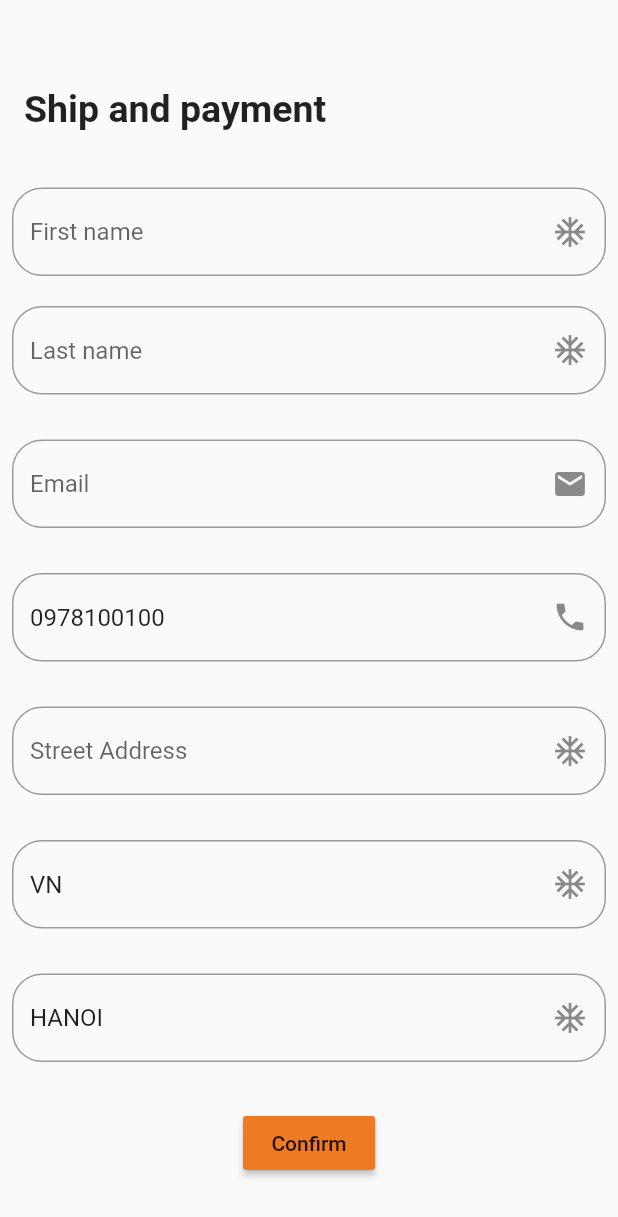
After one commit to kakaphamno1/demo-ecommerce-mage, a Flutter app: the OrderConfirmPage screen opened directly, after a tap on "Confirm", on a phone screen of 412 x 824 dp. The commit adds this screen. Shown: the top 1217 px of the screen. Run offline on Flutter 3.47's test engine with Material 2 defaults, Android fonts, the phone set to English and light mode, and no system bars; our stand-ins replace cached_network_image, flutter_html, flutter_rating_bar, flutter_svg, flutter_swiper, like_button and 2 more; accounts and stored records are empty; network calls fail.

Commit message:
add create order

```diff
--- a/lib/configurations/clientConfig.dart
+++ b/lib/configurations/clientConfig.dart
@@ -3,7 +3,7 @@ import 'package:magento2_app/models/store.dart';
 class ClientConfigs {
   // Re-check if it can be assigned a new value as a global var
   static String baseURL = "http://magento2demo.firebearstudio.com/";
-  static const String accessToken = "wx4bpalnvau7q0vacj1v90wctui47xsb";
+  static const String accessToken = "pyjtes6qw6280bld0qwamtlbipvk20yp";
   static const String version = "V1/";
   static const String requestType = "rest/";
   static const String storeID = "default/";
--- /dev/null
+++ b/lib/models/billing_address_request.dart
@@ -0,0 +1,12 @@
+class BillingAddressRequest{
+ String? countryId;
+ String? region;
+ List<String>? street;
+ String? company;
+ String? telephone;
+ String?  postcode;
+ String? city;
+ String?  firstname;
+ String?  lastname;
+  // "saveInAddressBook": null
+}
--- /dev/null
+++ b/lib/models/order_request.dart
@@ -0,0 +1,10 @@
+import 'package:magento2_app/models/payment_method_request.dart';
+
+import 'billing_address_request.dart';
+
+class OrderRequest{
+  String? cartId;
+  BillingAddressRequest? billingAddress;
+  PaymentMethodRequest? paymentMethod;
+  String? email;
+}
--- /dev/null
+++ b/lib/models/payment_method_request.dart
@@ -0,0 +1,5 @@
+class PaymentMethodRequest{
+ String? method;
+ String? po_number;
+ String? additional_data;
+}
--- /dev/null
+++ b/lib/pages/order_confirm_page.dart
@@ -0,0 +1,226 @@
+import 'dart:convert';
+
+import 'package:async/async.dart';
+import 'package:flutter/material.dart';
+import 'package:magento2_app/apis/quoteAPI.dart';
+import 'package:magento2_app/configurations/clientConfig.dart';
+import 'package:magento2_app/dataStorage/KeyValueStorage.dart';
+import 'package:magento2_app/models/billing_address_request.dart';
+import 'package:magento2_app/models/order_request.dart';
+import 'package:magento2_app/models/payment_method_request.dart';
+
+class OrderConfirmPage extends StatefulWidget {
+  @override
+  _OrderConfirmPageState createState() => _OrderConfirmPageState();
+}
+
+class _OrderConfirmPageState extends State<OrderConfirmPage> {
+  final _formKey = GlobalKey<FormState>();
+  late TextEditingController phoneNameCtl, firstNameCtl, lastNameCtl, emailCtl, streetAddressCtl, countryCtl, cityCtl;
+  CancelableOperation? fetchingCreateOrder;
+
+  @override
+  void initState() {
+    phoneNameCtl = TextEditingController(text: '0978100100');
+    firstNameCtl = TextEditingController();
+    lastNameCtl = TextEditingController();
+    emailCtl = TextEditingController();
+    streetAddressCtl = TextEditingController();
+    countryCtl = TextEditingController(text: 'VN');
+    cityCtl = TextEditingController(text: 'HANOI');
+    super.initState();
+  }
+
+  @override
+  void dispose() {
+    // if (fetchingCart != null) fetchingCart!.cancel();
+    // if (fetchingCalculate != null) fetchingCalculate!.cancel();
+    // if (addProductToCartOperation != null) addProductToCartOperation!.cancel();
+    super.dispose();
+  }
+
+  @override
+  Widget build(BuildContext context) {
+    double width = MediaQuery
+        .of(context)
+        .size
+        .width;
+    double height = MediaQuery
+        .of(context)
+        .size
+        .height;
+    return Scaffold(
+      body: Container(
+        padding: EdgeInsets.fromLTRB(8, 50, 8, 0),
+        height: height,
+        width: width,
+        child: SingleChildScrollView(
+          child: Form(
+            key: _formKey,
+            child: Column(
+              mainAxisAlignment: MainAxisAlignment.center,
+              children: [
+                Padding(
+                  padding: const EdgeInsets.all(8.0),
+                  child: Row(
+                    mainAxisAlignment: MainAxisAlignment.start,
+                    children: [
+                      Text(
+                        'Ship and payment',
+                        style: TextStyle(fontSize: 25.0, fontWeight: FontWeight.bold),
+                      ),
+                    ],
+                  ),
+                ),
+                SizedBox(
+                  height: 30.0,
+                ),
+                TextField(
+                  controller: firstNameCtl,
+                  decoration: InputDecoration(
+                    hintText: 'First name',
+                    suffixIcon: Icon(Icons.ac_unit),
+                    border: OutlineInputBorder(
+                      borderRadius: BorderRadius.circular(20.0),
+                    ),
+                  ),
+                ),
+                SizedBox(
+                  height: 20.0,
+                ),
+                TextField(
+                  controller: lastNameCtl,
+                  decoration: InputDecoration(
+                    hintText: 'Last name',
+                    suffixIcon: Icon(Icons.ac_unit),
+                    border: OutlineInputBorder(
+                      borderRadius: BorderRadius.circular(20.0),
+                    ),
+                  ),
+                ),
+                SizedBox(
+                  height: 30.0,
+                ),
+                TextField(
+                  controller: emailCtl,
+                  decoration: InputDecoration(
+                    hintText: 'Email',
+                    suffixIcon: Icon(Icons.email),
+                    border: OutlineInputBorder(
+                      borderRadius: BorderRadius.circular(20.0),
+                    ),
+                  ),
+                ),
+                SizedBox(
+                  height: 30.0,
+                ),
+                TextField(
+                  controller: phoneNameCtl,
+                  decoration: InputDecoration(
+                    hintText: 'Phone',
+                    suffixIcon: Icon(Icons.phone),
+                    border: OutlineInputBorder(
+                      borderRadius: BorderRadius.circular(20.0),
+                    ),
+                  ),
+                ),
+                SizedBox(
+                  height: 30.0,
+                ),
+                TextField(
+                  controller: streetAddressCtl,
+                  decoration: InputDecoration(
+                    hintText: 'Street Address',
+                    suffixIcon: Icon(Icons.ac_unit),
+                    border: OutlineInputBorder(
+                      borderRadius: BorderRadius.circular(20.0),
+                    ),
+                  ),
+                ),
+                SizedBox(
+                  height: 30.0,
+                ),
+                TextField(
+                  controller: countryCtl,
+                  decoration: InputDecoration(
+                    hintText: 'Country - VN',
+                    suffixIcon: Icon(Icons.ac_unit),
+                    border: OutlineInputBorder(
+                      borderRadius: BorderRadius.circular(20.0),
+                    ),
+                  ),
+                ),
+                SizedBox(
+                  height: 30.0,
+                ),
+                TextField(
+                  controller: cityCtl,
+                  decoration: InputDecoration(
+                    hintText: 'CITY',
+                    suffixIcon: Icon(Icons.ac_unit),
+                    border: OutlineInputBorder(
+                      borderRadius: BorderRadius.circular(20.0),
+                    ),
+                  ),
+                ),
+                SizedBox(
+                  height: 30.0,
+                ),
+                RaisedButton(
+                  child: Text('Confirm'),
+                  color: Color(0xffEE7B23),
+                  onPressed: () async {
+                    OrderRequest orderRequest = OrderRequest();
+                    // Shipping
+                    orderRequest.email = emailCtl.text;
+                    orderRequest.cartId = '';
+                    orderRequest.billingAddress = BillingAddressRequest();
+                    orderRequest.billingAddress!.firstname = firstNameCtl.text;
+                    orderRequest.billingAddress!.lastname = lastNameCtl.text;
+                    orderRequest.billingAddress!.street = [streetAddressCtl.text];
+                    orderRequest.billingAddress!.countryId = countryCtl.text;
+                    orderRequest.billingAddress!.city = cityCtl.text;
+                    orderRequest.billingAddress!.telephone = phoneNameCtl.text;
+                    orderRequest.billingAddress!.postcode = '100000';
+                    // Payment
+                    orderRequest.paymentMethod = PaymentMethodRequest();
+                    orderRequest.paymentMethod!.method = 'checkmo';
+                    // Request api
+                    String quoteID = await KeyValueStorage().getValueWithKey(PreferenceKeys.quoteGuestID);
+                    fetchingCreateOrder = CancelableOperation.fromFuture(
+                        QuoteAPI().requestShippingInformation(quoteID, orderRequest).then((isSuccess) => {
+                        // setState(() {
+                        //   if (products != null) {
+                        //     lstCart = products;
+                        //   }
+                        //   isLoading = false;
+                        // })
+                        if(isSuccess){
+                            showDialog(
+                            context: context,
+                            barrierDismissible: false,
+                            builder: (context) =>
+                                AlertDialog(
+                                  title: Text("Success"),
+                                  content: Text("Create order success"),
+                                  actions: <Widget>[
+                                    FlatButton(
+                                      child: Text("Done"),
+                                      onPressed: () {
+                                        Navigator.pop(context);
+                                      },
+                                    )
+                                  ],
+                                ))
+                    }
+                    }));
+                  },
+                )
+              ],
+            ),
+          ),
+        ),
+      ),
+    );
+  }
+}
--- a/lib/pages/productDetailsPage.dart
+++ b/lib/pages/productDetailsPage.dart
@@ -112,7 +112,7 @@ class _ProductDetailsPageState extends State<ProductDetailsPage> {
       loading = true;
     });
     final quoteID = await KeyValueStorage().getValueWithKey(PreferenceKeys.quoteGuestID);
-    if (quoteID != null) {
+    if (quoteID != null && quoteID != '-1') {
       addProductToCartOperation =
           CancelableOperation.fromFuture(QuoteAPI().addSimpleProductToGuestCart(product!, quoteID)).then((status) {
         if (status) {
```
Also changed, not shown: lib/apis/quoteAPI.dart (+84 -0 lines), lib/pages/cartPageV2.dart (+11 -5 lines).
